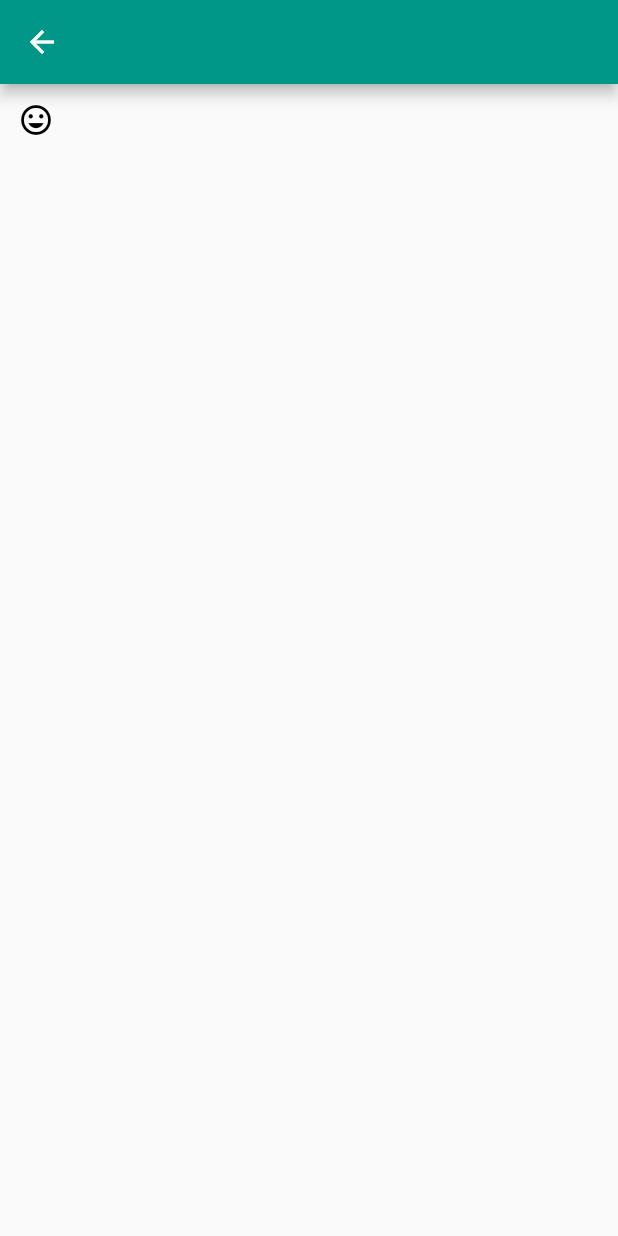
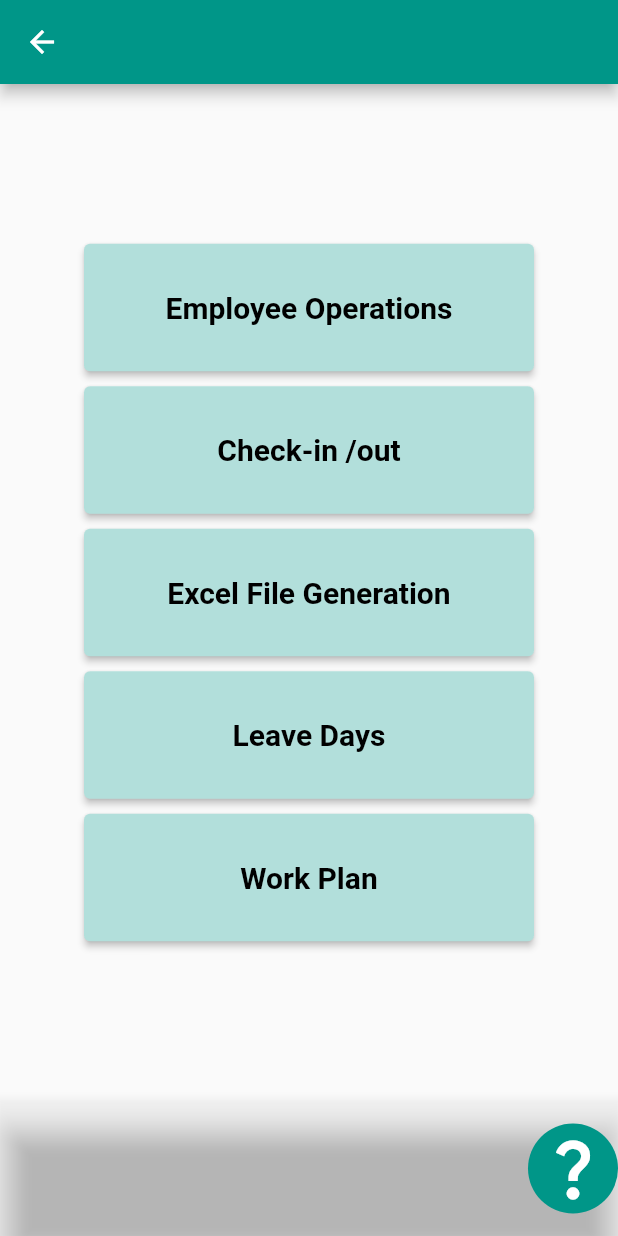
Before and after one commit to ErdemKlc-IUE/mobilApp-Flutter, a Flutter app: the OptionsScreen screen opened directly, on a phone screen of 412 x 824 dp. Run offline on Flutter 3.47's test engine with Material 2 defaults, Android fonts, the phone set to English and light mode, and no system bars; our stand-ins replace image_picker.

Commit message:
operations screen is made and its buttons classes are created.

```diff
--- a/lib/Screens/options_screen.dart
+++ b/lib/Screens/options_screen.dart
@@ -1,6 +1,13 @@
 import 'dart:io';
 
 import 'package:flutter/material.dart';
+import 'package:se380_project/Screens/employee_operations.dart';
+import 'package:se380_project/Screens/work_plan.dart';
+
+import 'check_in_out.dart';
+import 'excel_file_generation.dart';
+import 'info_screen.dart';
+import 'leave_days.dart';
 
 class OptionsScreen extends StatefulWidget {
   const OptionsScreen({super.key});
@@ -16,12 +23,164 @@ class _OptionsScreenState extends State<OptionsScreen> {
       appBar: AppBar(
         backgroundColor: Colors.teal,
       ),
-      body: IconButton(
-        icon: Icon(Icons.insert_emoticon),
-        color: Colors.black,
-        onPressed: () {  },
+      body: Center(
+
+        child: Column(
+          mainAxisAlignment: MainAxisAlignment.center,
+          children: <Widget>[
+
+            ElevatedButton(
+
+              style: ElevatedButton.styleFrom(
+                  minimumSize: Size(300, 85),
+                  backgroundColor: Colors.teal[100],
+              ),
+              child: const Text(
+                'Employee Operations',
+                style: TextStyle(
+                  color: Colors.black,
+                  fontWeight: FontWeight.bold,
+                  fontSize: 20.0,
+                  ),
+                ),
+              onPressed: () {
+                Navigator.push(
+                    context,
+                    MaterialPageRoute(builder: (context) => EmployeeOperationsScreen()));
+              },
+            ),
+
+            SizedBox(height: 10),
+
+            ElevatedButton(
+
+              style: ElevatedButton.styleFrom(
+                minimumSize: Size(300, 85),
+                backgroundColor: Colors.teal[100],
+              ),
+              child: const Text(
+                'Check-in /out',
+                style: TextStyle(
+                  color: Colors.black,
+                  fontWeight: FontWeight.bold,
+                  fontSize: 20.0,
+                ),
+              ),
+              onPressed: () {
+                Navigator.push(
+                    context,
+                    MaterialPageRoute(builder: (context) => Check_In_Out_Screen()));
+              },
+            ),
+
+            SizedBox(height: 10),
+
+
+            ElevatedButton(
+
+              style: ElevatedButton.styleFrom(
+                minimumSize: Size(300, 85),
+                backgroundColor: Colors.teal[100],
+              ),
+              child: const Text(
+                'Excel File Generation',
+                style: TextStyle(
+                  color: Colors.black,
+                  fontWeight: FontWeight.bold,
+                  fontSize: 20.0,
+                ),
+              ),
+              onPressed: () {
+                Navigator.push(
+                    context,
+                    MaterialPageRoute(builder: (context) => ExcelFileGenerationScreen()));
+              },
+            ),
+
+            SizedBox(height: 10),
+
+            ElevatedButton(
+
+              style: ElevatedButton.styleFrom(
+                minimumSize: Size(300, 85),
+                backgroundColor: Colors.teal[100],
+              ),
+              child: const Text(
+                'Leave Days',
+                style: TextStyle(
+                  color: Colors.black,
+                  fontWeight: FontWeight.bold,
+                  fontSize: 20.0,
+                ),
+              ),
+              onPressed: () {
+                Navigator.push(
+                    context,
+                    MaterialPageRoute(builder: (context) => LeaveDaysScreen()));
+              },
+            ),
+
+            SizedBox(height: 10),
+
+            ElevatedButton(
+
+              style: ElevatedButton.styleFrom(
+                minimumSize: Size(300, 85),
+                backgroundColor: Colors.teal[100],
+              ),
+              child: const Text(
+                'Work Plan',
+                style: TextStyle(
+                  color: Colors.black,
+                  fontWeight: FontWeight.bold,
+                  fontSize: 20.0,
+                ),
+              ),
+              onPressed: () {
+                Navigator.push(
+                    context,
+                    MaterialPageRoute(builder: (context) => WorkPlanScreen()));
+              },
+            ),
+
+
+          ],
+        ),
       ),
 
+      bottomNavigationBar: BottomAppBar(
+        color: Colors.transparent,
+        child: Row(
+          mainAxisAlignment: MainAxisAlignment.end,
+          children: [
+            Container(
+              width: 60.0,
+              height: 90.0,
+
+              decoration: const BoxDecoration(
+                shape: BoxShape.circle,
+                color: Colors.teal,
+              ),
+
+              child: IconButton(
+                  padding: EdgeInsets.zero,
+                  iconSize: 50.0,
+                  color: Colors.white,
+
+                  icon: Icon(Icons.question_mark),
+
+                  onPressed: () {
+                    Navigator.push(
+                        context,
+                        MaterialPageRoute(builder: (context) => InfoScreen()));
+                  }
+              ),
+            ),
+          ],
+        ),
+
+
+      ),
     );
   }
 }
```
Also changed, not shown: lib/Screens/profile_screen.dart (+18 -4 lines).
